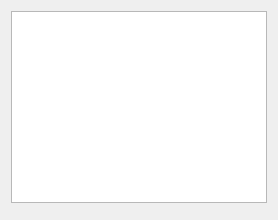
First picture: the form in src/ui/TabDistributorWidget.ui, repository wnt-zhp/zarlock-cpp, before the edit.
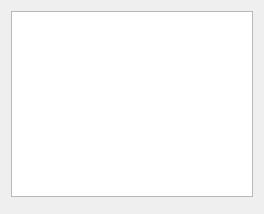
Second picture: the form after the edit. Custom widgets are drawn as their Qt base class.

```diff
--- a/src/ui/TabDistributorWidget.ui
+++ b/src/ui/TabDistributorWidget.ui
@@ -2,12 +2,23 @@
 <ui version="4.0">
  <class>TabDistributorWidget</class>
  <widget class="QWidget" name="TabDistributorWidget">
-  <layout class="QVBoxLayout">
-   <item>
+  <property name="geometry">
+   <rect>
+    <x>0</x>
+    <y>0</y>
+    <width>264</width>
+    <height>214</height>
+   </rect>
+  </property>
+  <layout class="QGridLayout" name="gridLayout">
+   <item row="0" column="0" colspan="2">
     <widget class="DistributorTableView" name="table_dist">
      <property name="selectionBehavior">
       <enum>QAbstractItemView::SelectRows</enum>
      </property>
+     <attribute name="verticalHeaderDefaultSectionSize">
+      <number>20</number>
+     </attribute>
     </widget>
    </item>
    <item>
```
Left out of the diff: 5 changed lines with no effect on the pictures.
